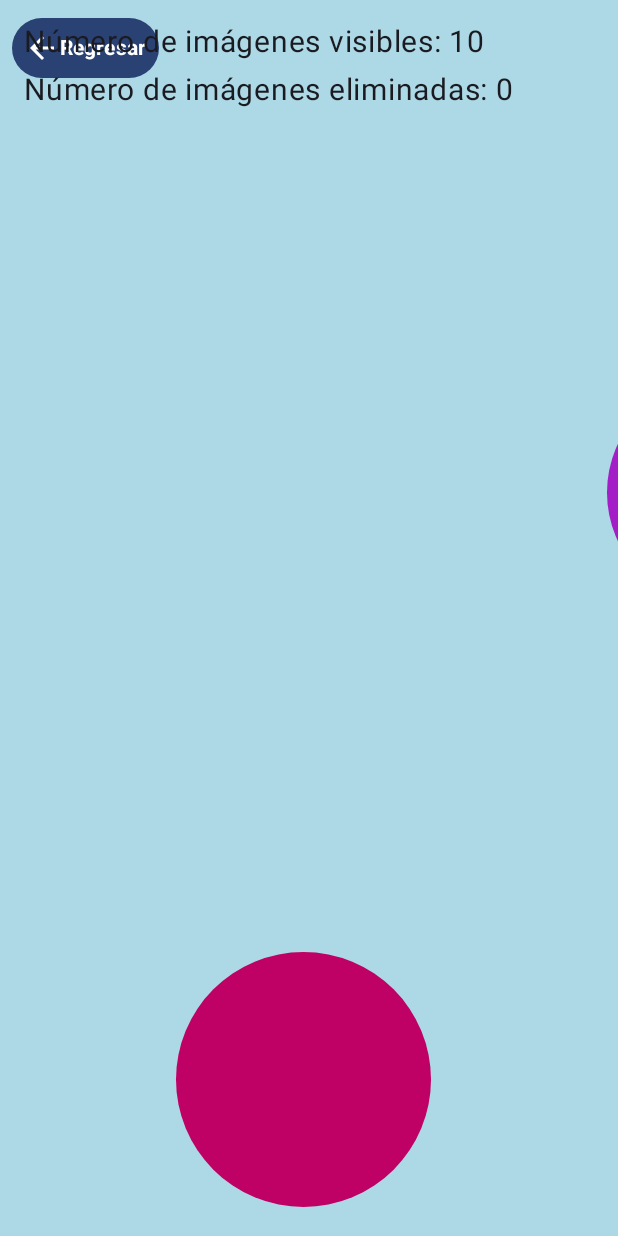
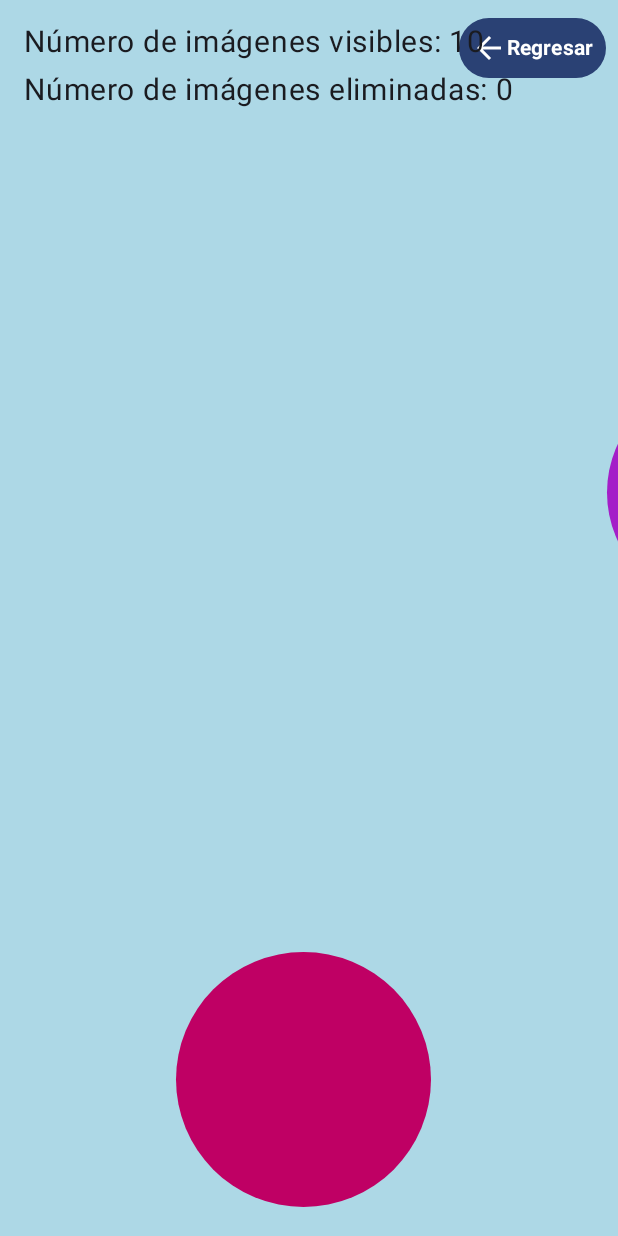
Before and after one commit to paucova/Nuevo-Amanecer-4, an Android app built with Jetpack Compose: the JugarScreen screen opened through its navigation route, after a tap on "Regresar", on a phone screen of 412 x 824 dp. Run offline under Robolectric (Android 15) with nearby library versions, the phone set to English and light mode, and no system bars; 1 statement that could not run was skipped.

Commit message:
Cambio, para que no bloquee al boton

```diff
--- a/app/src/main/java/com/example/appfinal/screens/jugar/juegos/Juego1.kt
+++ b/app/src/main/java/com/example/appfinal/screens/jugar/juegos/Juego1.kt
@@ -60,6 +60,7 @@ fun Juego1 (navController: NavHostController){
                 }
             },
             modifier = Modifier
+                .align(Alignment.TopEnd) // Cambiado a Alignment.TopEnd
                 .padding(8.dp),
             contentPadding = PaddingValues(8.dp)
         ) {
@@ -76,14 +77,13 @@ fun Juego1 (navController: NavHostController){
             )
         }
 
-
         Box(
             modifier = Modifier.fillMaxSize(),
         ) {
             Text(
                 text = "Número de imágenes visibles: ${visibleImages.size}",
                 modifier = Modifier
-                    .align(Alignment.TopStart) // Cambiado a Alignment.TopStart
+                    .align(Alignment.TopStart) // Mantenido como Alignment.TopStart
                     .padding(16.dp)
                     .then(Modifier.fillMaxWidth()),
                 fontSize = 20.sp
@@ -92,7 +92,7 @@ fun Juego1 (navController: NavHostController){
             Text(
                 text = "Número de imágenes eliminadas: $deletedImageCount",
                 modifier = Modifier
-                    .align(Alignment.TopStart) // Cambiado a Alignment.TopStart
+                    .align(Alignment.TopStart) // Mantenido como Alignment.TopStart
                     .padding(top = 48.dp, start = 16.dp)
                     .then(Modifier.fillMaxWidth()),
                 fontSize = 20.sp
```
